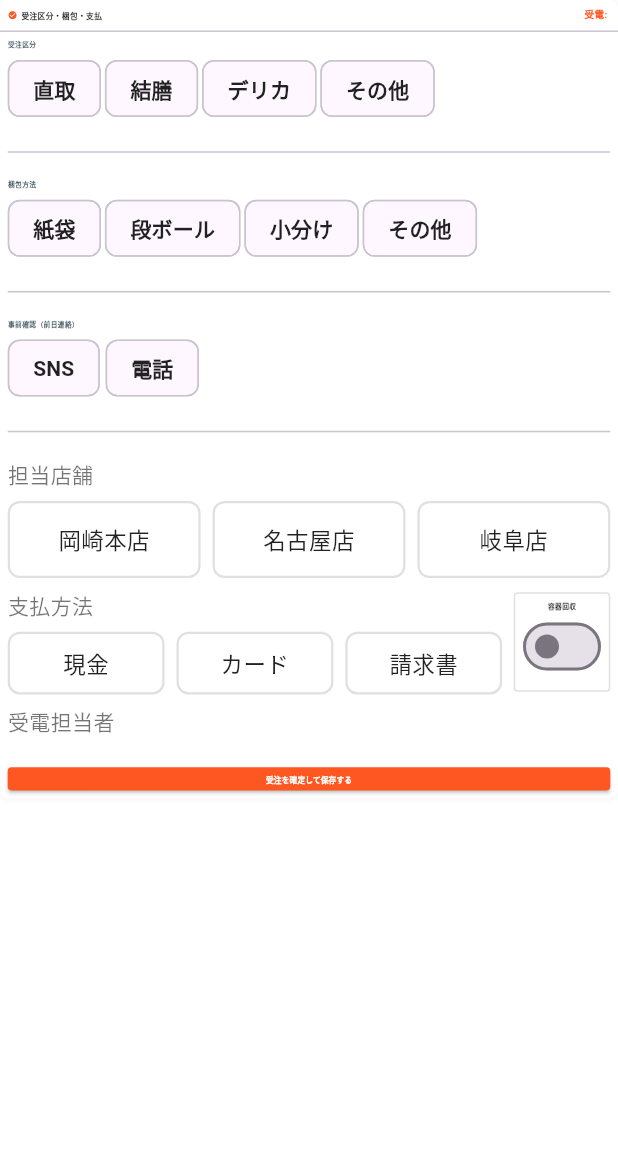
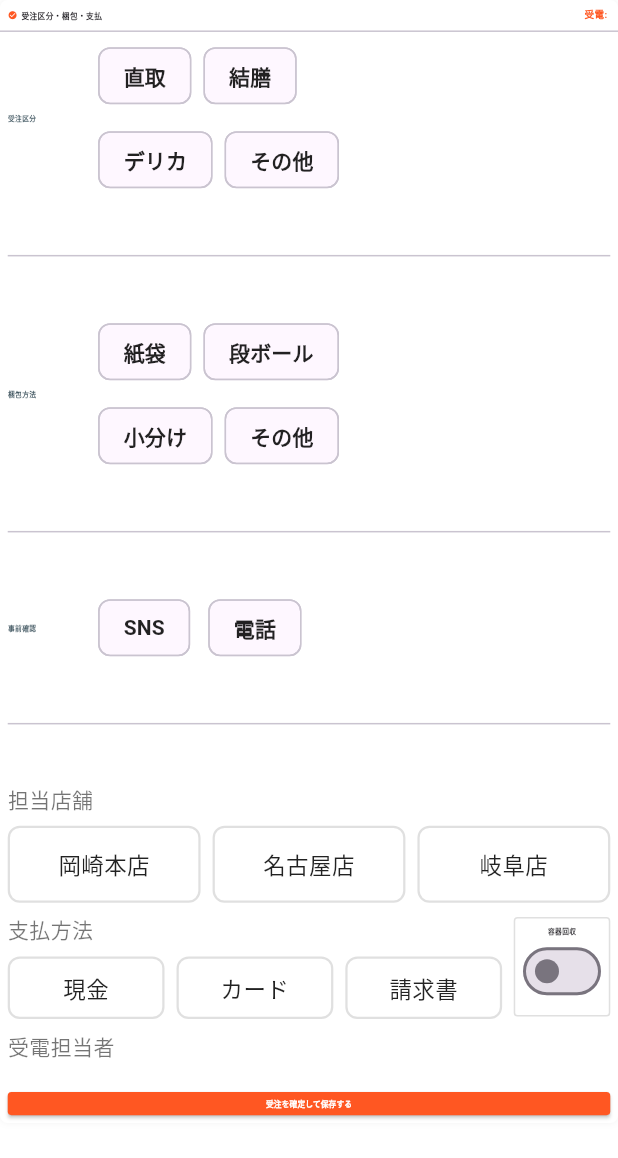
Before and after one commit to shohei-onoue/katura_system, a Flutter app: the FinalizeStep widget shown alone on an empty page, opened directly with empty values, on a phone screen of 412 x 824 dp. Shown: the top 1158 px of the screen. Run offline on Flutter 3.47's test engine with Material 3 defaults, Android fonts, the phone set to English and light mode, and no system bars; our stand-ins replace cloud_firestore, firebase_core, firebase_storage, google_maps_flutter, image_picker, table_calendar and 1 more; missing offline and left inert: google_mlkit_digital_ink_recognition, sqlite3; accounts and stored records are empty.

Commit message:
katura-system/ver0.0.0

```diff
--- a/lib/screens/order_form/widgets/steps/finalize_step.dart
+++ b/lib/screens/order_form/widgets/steps/finalize_step.dart
@@ -4,6 +4,7 @@ import '../../../../widgets/k_button.dart';
 import '../../../../widgets/k_tile_selector.dart';
 import '../../../../widgets/k_responsive.dart';
 import '../../../../widgets/k_multimodal_text_field.dart';
+import '../../../../widgets/k_shared_quantity_input.dart';
 import '../order_form_parts.dart';
 
 class FinalizeStep extends StatelessWidget {
@@ -65,83 +66,71 @@ class FinalizeStep extends StatelessWidget {
         crossAxisAlignment: CrossAxisAlignment.start,
         children: [
           // 1. 受注区分
-          Text('受注区分', style: _labelStyle(context)),
-          SizedBox(height: rs(context, 8)),
-          Row(
+          _buildFormRow(
+            context: context,
+            label: '受注区分',
+            buttons: Wrap(
+              spacing: 8,
+              runSpacing: 8,
               children: [
                 _choiceChip(context, '直取', orderSource == '直取', (v) => onOrderSourceChanged('直取')),
-              SizedBox(width: rs(context, 8)),
                 _choiceChip(context, '結膳', orderSource == '結膳', (v) => onOrderSourceChanged('結膳')),
-              SizedBox(width: rs(context, 8)),
                 _choiceChip(context, 'デリカ', orderSource == 'デリカ', (v) => onOrderSourceChanged('デリカ')),
-              SizedBox(width: rs(context, 8)),
                 _choiceChip(context, 'その他', orderSource == 'その他', (v) => onOrderSourceChanged('その他')),
               ],
             ),
-          if (orderSource == 'その他') ...[
-            SizedBox(height: rs(context, 12)),
-            KMultimodalTextField(
-              label: '受注区分（詳細）',
+            details: orderSource == 'その他'
+                ? KMultimodalTextField(
+                    label: '',
+                    hintText: '受注区分（詳細）を入力',
+                    showLabel: false,
                     controller: orderSourceOtherController,
+                    height: rs(context, 44),
+                  )
+                : null,
           ),
-          ],
 
-          SizedBox(height: rs(context, 32)),
+          const SizedBox(height: 32),
           const Divider(),
-          SizedBox(height: rs(context, 32)),
+          const SizedBox(height: 32),
 
           // 2. 梱包
-          Text('梱包方法', style: _labelStyle(context)),
-          SizedBox(height: rs(context, 8)),
-          Row(
+          _buildFormRow(
+            context: context,
+            label: '梱包方法',
+            buttons: Wrap(
+              spacing: 8,
+              runSpacing: 8,
               children: [
                 _choiceChip(context, '紙袋', packagingType == '紙袋', (v) => onPackagingTypeChanged('紙袋')),
-              SizedBox(width: rs(context, 8)),
                 _choiceChip(context, '段ボール', packagingType == '段ボール', (v) => onPackagingTypeChanged('段ボール')),
-              SizedBox(width: rs(context, 8)),
                 _choiceChip(context, '小分け', packagingType == '小分け', (v) => onPackagingTypeChanged('小分け')),
-              SizedBox(width: rs(context, 8)),
                 _choiceChip(context, 'その他', packagingType == 'その他', (v) => onPackagingTypeChanged('その他')),
               ],
             ),
-          if (packagingType == '小分け') ...[
-            SizedBox(height: rs(context, 12)),
-            Row(
-              children: [
-                Text('小分け数量：', style: TextStyle(fontSize: rf(context, 14), fontWeight: FontWeight.bold)),
-                IconButton(icon: const Icon(Icons.remove_circle_outline), onPressed: () { if(packagingSmallQty > 0) onPackagingSmallQtyChanged(packagingSmallQty - 1); }),
-                Text('$packagingSmallQty', style: const TextStyle(fontSize: 20, fontWeight: FontWeight.bold)),
-                IconButton(icon: const Icon(Icons.add_circle_outline), onPressed: () => onPackagingSmallQtyChanged(packagingSmallQty + 1)),
-                const Text(' 個ずつ'),
-              ],
+            details: _buildPackagingDetailArea(context),
           ),
-          ],
-          if (packagingType == 'その他') ...[
-            SizedBox(height: rs(context, 12)),
-            KMultimodalTextField(
-              label: '梱包方法（詳細）',
-              controller: packagingOtherController,
-            ),
-          ],
 
-          SizedBox(height: rs(context, 32)),
+          const SizedBox(height: 32),
           const Divider(),
-          SizedBox(height: rs(context, 32)),
+          const SizedBox(height: 32),
 
           // 3. 事前確認
-          Text('事前確認（前日連絡）', style: _labelStyle(context)),
-          SizedBox(height: rs(context, 8)),
-          Row(
+          _buildFormRow(
+            context: context,
+            label: '事前確認',
+            buttons: Row(
               children: [
                 _choiceChip(context, 'SNS', preConfirmationMethod == 'SNS', (v) => onPreConfirmationMethodChanged('SNS')),
-              SizedBox(width: rs(context, 12)),
+                const SizedBox(width: 12),
                 _choiceChip(context, '電話', preConfirmationMethod == '電話', (v) => onPreConfirmationMethodChanged('電話')),
               ],
             ),
+          ),
 
-          SizedBox(height: rs(context, 32)),
+          const SizedBox(height: 32),
           const Divider(),
-          SizedBox(height: rs(context, 32)),
+          const SizedBox(height: 32),
 
           // 4. 店舗・支払
           KTileSelector(label: '担当店舗', selectedValue: branchName, items: [KTileItem(label: '岡崎本店', value: '岡崎本店'), KTileItem(label: '名古屋店', value: '名古屋店'), KTileItem(label: '岐阜店', value: '岐阜店')], onSelected: onBranchChanged),
@@ -150,7 +139,17 @@ class FinalizeStep extends StatelessWidget {
             children: [
               Expanded(child: KTileSelector(label: '支払方法', selectedValue: paymentMethod, items: [KTileItem(label: '現金', value: '現金'), KTileItem(label: 'カード', value: 'カード'), KTileItem(label: '請求書', value: '請求')], onSelected: onPaymentChanged)),
               SizedBox(width: rs(context, 24)),
-              Container(width: rs(context, 200), padding: EdgeInsets.all(rs(context, 16)), decoration: BoxDecoration(border: Border.all(color: Colors.grey.shade300), borderRadius: BorderRadius.circular(rs(context, 8))), child: Column(children: [Text('容器回収', style: TextStyle(fontWeight: FontWeight.bold, fontSize: rf(context, 14))), Switch(value: collectContainer, onChanged: onCollectChanged)])),
+              Container(
+                width: rs(context, 200),
+                padding: EdgeInsets.all(rs(context, 16)),
+                decoration: BoxDecoration(border: Border.all(color: Colors.grey.shade300), borderRadius: BorderRadius.circular(rs(context, 8))),
+                child: Column(
+                  children: [
+                    Text('容器回収', style: TextStyle(fontWeight: FontWeight.bold, fontSize: rf(context, 14))),
+                    Switch(value: collectContainer, onChanged: onCollectChanged)
+                  ]
+                )
+              ),
             ],
           ),
           SizedBox(height: rs(context, 24)),
@@ -160,6 +159,79 @@ class FinalizeStep extends StatelessWidget {
         ],
       ),
     );
+  }
+
+  Widget _buildFormRow({
+    required BuildContext context,
+    required String label,
+    required Widget buttons,
+    Widget? details,
+  }) {
+    return Row(
+      crossAxisAlignment: CrossAxisAlignment.center,
+      children: [
+        // 1. ラベルエリア (15%)
+        Expanded(
+          flex: 15,
+          child: Text(label, style: _labelStyle(context)),
+        ),
+        // 2. ボタンエリア (50%)
+        Expanded(
+          flex: 50,
+          child: Align(
+            alignment: Alignment.centerLeft,
+            child: FractionallySizedBox(
+              widthFactor: 0.9, // ボタン同士の間隔を考慮して少し広めに
+              child: buttons,
+            ),
+          ),
+        ),
+        // 3. 詳細エリア (35%)
+        Expanded(
+          flex: 35,
+          child: details != null
+              ? Align(
+                  alignment: Alignment.centerLeft,
+                  child: FractionallySizedBox(
+                    widthFactor: 0.95, // 右端までほぼ使い切る
+                    child: details,
+                  ),
+                )
+              : const SizedBox.shrink(),
+        ),
+      ],
+    );
+  }
+
+  Widget _buildPackagingDetailArea(BuildContext context) {
+    if (packagingType == '小分け') {
+      return Row(
+        mainAxisSize: MainAxisSize.min,
+        children: [
+          Text('数量：', style: TextStyle(fontSize: rf(context, 13), fontWeight: FontWeight.bold, color: Colors.blueGrey)),
+          const SizedBox(width: 4),
+          KSharedQuantityInput(
+            value: packagingSmallQty,
+            onChanged: onPackagingSmallQtyChanged,
+            title: '小分け数量',
+            width: rs(context, 60),
+            height: 40,
+          ),
+          const SizedBox(width: 4),
+          Text('個ずつ', style: TextStyle(fontSize: rf(context, 13))),
+        ],
+      );
+    }
+    if (packagingType == 'その他') {
+      return KMultimodalTextField(
+        label: '',
+        hintText: '梱包方法（詳細）を入力',
+        showLabel: false,
+        controller: packagingOtherController,
+        height: rs(context, 44),
+      );
+    }
+    return const SizedBox.shrink();
   }
 
   TextStyle _labelStyle(BuildContext context) {
--- a/lib/widgets/k_button.dart
+++ b/lib/widgets/k_button.dart
@@ -7,6 +7,8 @@ class KButton extends StatelessWidget {
   final Color? color;
   final bool fullWidth;
   final bool isSecondary;
+  final double? height;
+  final double? fontSize;
 
   const KButton({
     super.key,
@@ -15,6 +17,8 @@ class KButton extends StatelessWidget {
     this.color,
     this.fullWidth = true,
     this.isSecondary = false,
+    this.height,
+    this.fontSize,
   });
 
   @override
@@ -23,7 +27,7 @@ class KButton extends StatelessWidget {
 
     return SizedBox(
       width: fullWidth ? double.infinity : null,
-      height: rav(context, 48),
+      height: height ?? rav(context, 48),
       child: isSecondary
           ? OutlinedButton(
               onPressed: onPressed,
@@ -36,7 +40,7 @@ class KButton extends StatelessWidget {
               ),
               child: Text(
                 label,
-                style: TextStyle(fontSize: rf(context, 16), fontWeight: FontWeight.bold),
+                style: TextStyle(fontSize: fontSize ?? rf(context, 16), fontWeight: FontWeight.bold),
               ),
             )
           : ElevatedButton(
@@ -50,7 +54,7 @@ class KButton extends StatelessWidget {
               ),
               child: Text(
                 label,
-                style: TextStyle(fontSize: rf(context, 16), fontWeight: FontWeight.bold),
+                style: TextStyle(fontSize: fontSize ?? rf(context, 16), fontWeight: FontWeight.bold),
               ),
             ),
     );
```
Also changed, not shown: lib/screens/order_form/widgets/steps/items_selection_step.dart (+8 -61 lines), lib/widgets/k_menu_card.dart (added, +131 -0 lines), 3 other files. Lines whose indentation alone changed are shown as unchanged.
